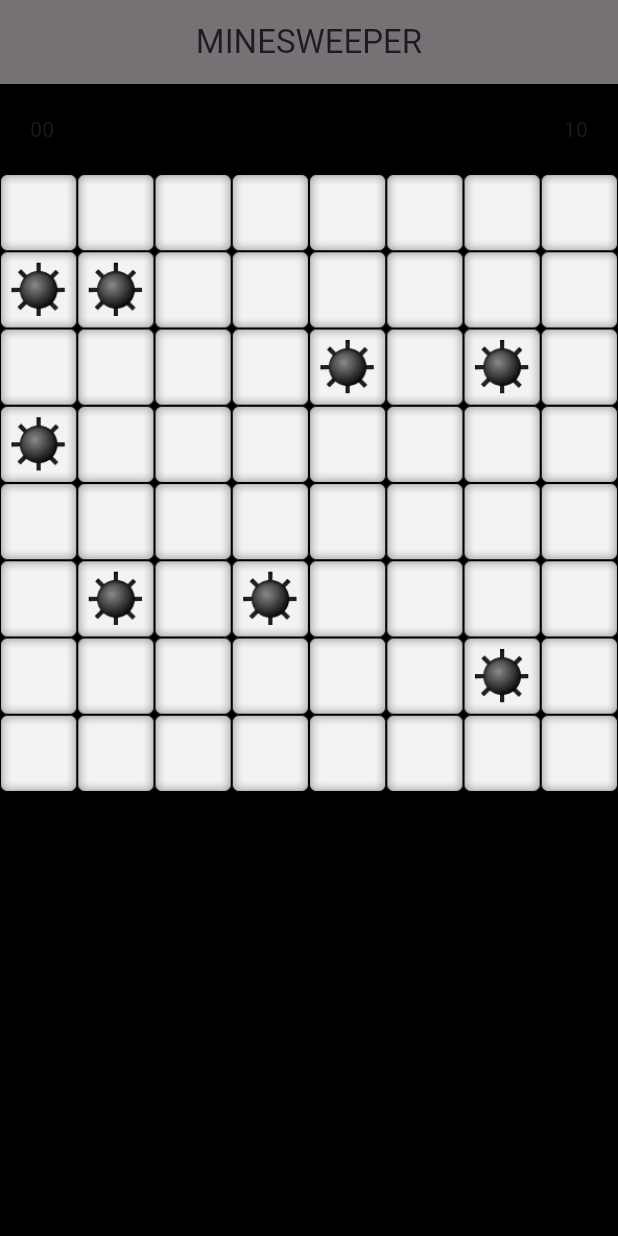
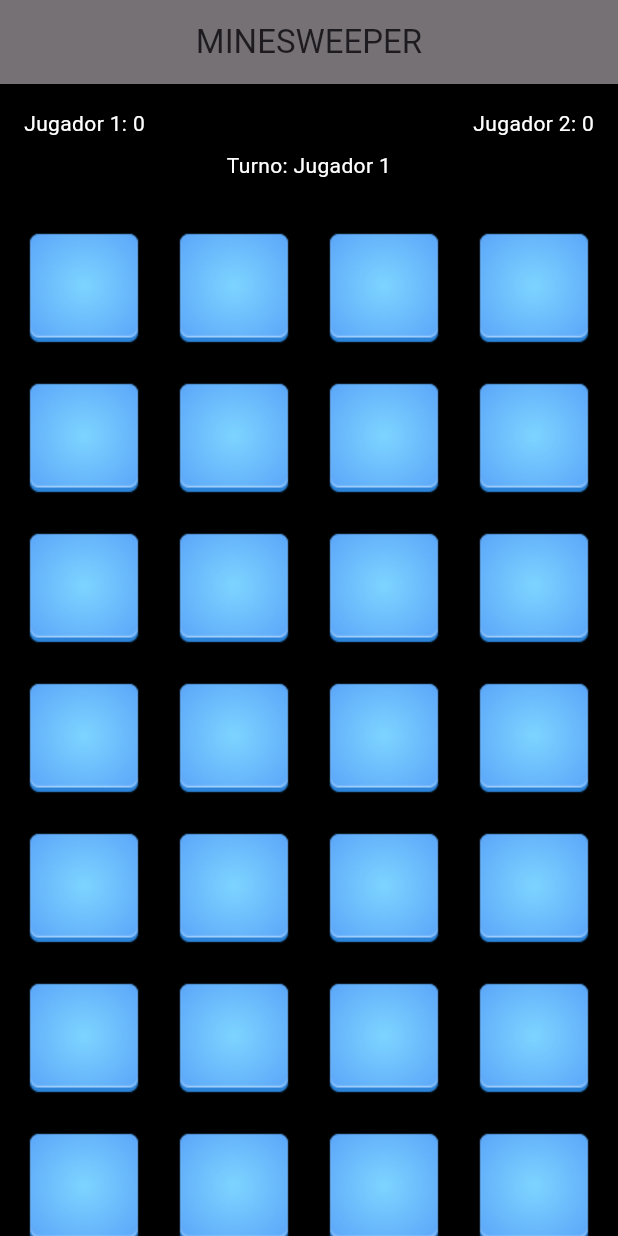
Before and after one commit to LatteMiguelangel/sweeping_mines, a Flutter app: the screen it shows after launch, on a phone screen of 412 x 824 dp. Run offline on Flutter 3.47's test engine with Material 3 defaults, Android fonts, the phone set to English and light mode, and no system bars; our stand-ins replace bloc, equatable, flutter_bloc.

Commit message:
version rara

```diff
--- a/lib/logic/bloc/game_bloc.dart
+++ b/lib/logic/bloc/game_bloc.dart
@@ -1,37 +1,162 @@
 import 'package:bloc/bloc.dart';
 import 'package:buscando_minas/logic/model.dart';
 import 'package:equatable/equatable.dart';
+
 part 'game_event.dart';
 part 'game_state.dart';
 
+List<Cell> generateBoard(GameConfiguration config) {
+  int width = config.width;
+  int height = config.height;
+  int total = width * height;
+
+  List<int> bombIndexes = List.generate(total, (i) => i)..shuffle();
+  bombIndexes = bombIndexes.sublist(0, config.numberOfBombs);
+
+  List<Cell> cells = List.generate(total, (i) {
+    return CellClosed(index: i, content: CellContent.zero);
+  });
+
+  for (var i in bombIndexes) {
+    cells[i] = CellClosed(index: i, content: CellContent.bomb);
+  }
+
+  for (int i = 0; i < total; i++) {
+    if (cells[i].content == CellContent.bomb) continue;
+
+    int bombCount = 0;
+    int x = i % width;
+    int y = i ~/ width;
+
+    for (int dx = -1; dx <= 1; dx++) {
+      for (int dy = -1; dy <= 1; dy++) {
+        if (dx == 0 && dy == 0) continue;
+        int nx = x + dx;
+        int ny = y + dy;
+        if (nx >= 0 && nx < width && ny >= 0 && ny < height) {
+          int ni = ny * width + nx;
+          if (cells[ni].content == CellContent.bomb) {
+            bombCount++;
+          }
+        }
+      }
+    }
+    cells[i] = CellClosed(
+      index: i,
+      content: CellContent.values[bombCount],
+    );
+  }
+  return cells;
+}
+
 class GameBloc extends Bloc<GameEvent, GameState> {
   final GameConfiguration configuration;
-  GameBloc(this.configuration) : super(GameInitial(configuration)){
+
+  GameBloc(this.configuration) : super(GameInitial(configuration)) {
     on<InitializeGame>((event, emit) {
-      final numberOfCells = configuration.width * configuration.height;
-      final allCellIndexes = List.generate(numberOfCells, (index) => index)..shuffle();
-      final bombIndexes = allCellIndexes.sublist(0, configuration.numberOfBombs);
+      final cells = generateBoard(configuration);
+      emit(
+        Playing(
+          configuration: configuration,
+          cells: cells,
+          currentPlayer: 0,
+          scores: [0, 0],
+        ),
+      );
+    });
 
-      final closedCellWithBomb = List.generate(numberOfCells, (index) {
-        if (bombIndexes.contains(index)) {
-          return CellOpened(content: CellContent.bomb);
-        }
-        return CellOpened(content: CellContent.zero);
-      });
+    on<TapCell>((event, emit) {
+      final state = this.state;
+      if (state is! Playing) return;
 
-      // Emitimos el nuevo estado directamente
-      emit(Playing(
-        configuration: configuration,
-        cells: closedCellWithBomb,
-      ));
+      final tappedIndex = event.index;
+      final cells = [...state.cells];
+      final tappedCell = cells[tappedIndex];
+
+      if (tappedCell is! CellClosed) return;
+
+      // Si bomba, solo abre esa celda y sigue
+      if (tappedCell.content == CellContent.bomb) {
+        cells[tappedIndex] = CellOpened(
+          index: tappedIndex,
+          content: tappedCell.content,
+        );
+        emit(
+          Playing(
+            configuration: state.gameConfiguration,
+            cells: cells,
+            currentPlayer: state.currentPlayer,
+            scores: state.scores,
+          ),
+        );
+        return;
+      }
+
+      // Revela celdas
+      _revealCellsRecursively(
+        cells,
+        tappedIndex,
+        configuration.width,
+        configuration.height,
+      );
+
+      // Cuenta nuevos puntos
+      int points = cells
+          .where((cell) =>
+              cell is CellOpened &&
+              state.cells[cell.index] is CellClosed &&
+              cell.content != CellContent.bomb)
+          .length;
+
+      final updatedScores = [...state.scores];
+      updatedScores[state.currentPlayer] += points;
+
+      // Siguiente turno
+      int nextPlayer = (state.currentPlayer + 1) % updatedScores.length;
+
+      emit(
+        Playing(
+          configuration: state.gameConfiguration,
+          cells: cells,
+          currentPlayer: nextPlayer,
+          scores: updatedScores,
+        ),
+      );
     });
   }
+
+  void _revealCellsRecursively(
+    List<Cell> cells,
+    int index,
+    int width,
+    int height,
+  ) {
+    if (index < 0 || index >= cells.length) return;
+    if (cells[index] is CellOpened) return;
+
+    final current = cells[index] as CellClosed;
+    if (current.content == CellContent.bomb) return;
+
+    cells[index] = CellOpened(
+      index: index,
+      content: current.content,
+    );
+
+    if (current.content == CellContent.zero) {
+      int x = index % width;
+      int y = index ~/ width;
+
+      for (int dx = -1; dx <= 1; dx++) {
+        for (int dy = -1; dy <= 1; dy++) {
+          if (dx == 0 && dy == 0) continue;
+          int nx = x + dx;
+          int ny = y + dy;
+          if (nx >= 0 && nx < width && ny >= 0 && ny < height) {
+            int ni = ny * width + nx;
+            _revealCellsRecursively(cells, ni, width, height);
+          }
+        }
+      }
+    }
+  }
 }
-
-
-
-// Si tienes más eventos, los registras de la misma manera:
-// on<AnotherGameEvent>((event, emit) async {
-//   // Lógica para AnotherGameEvent
-//   emit(AnotherState());
-// })
--- a/lib/logic/bloc/game_event.dart
+++ b/lib/logic/bloc/game_event.dart
@@ -10,3 +10,11 @@ abstract class GameEvent extends Equatable {
 class InitializeGame extends GameEvent {
   const InitializeGame();
 }
+
+class TapCell extends GameEvent {
+  final int index;
+  const TapCell(this.index);
+
+  @override
+  List<Object> get props => [index];
+}
--- a/lib/logic/bloc/game_state.dart
+++ b/lib/logic/bloc/game_state.dart
@@ -12,12 +12,18 @@ class GameInitial extends GameState {
   const GameInitial(super.gameConfiguration);
 }
 
-class Playing extends GameState{
+class Playing extends GameState {
   final List<Cell> cells;
+  final int currentPlayer;
+  final List<int> scores;
+
   const Playing({
     GameConfiguration? configuration,
     required this.cells,
-  }) :super(configuration);
+    required this.currentPlayer,
+    required this.scores,
+  }) : super(configuration);
+
   @override
-  List<Object?> get props => super.props..add(cells);
+  List<Object?> get props => super.props..addAll([cells, currentPlayer, scores]);
 }
--- a/lib/logic/model.dart
+++ b/lib/logic/model.dart
@@ -15,19 +15,22 @@ enum CellContent {
 
 abstract class Cell extends Equatable {
   final CellContent content;
+  final int index;
 
   const Cell({
     required this.content,
+    required this.index
   });
 
   @override
-  List<Object?> get props => [content];
+  List<Object?> get props => [index,content];
 
 }
 
 class CellClosed extends Cell{
   final bool? isFlagged;
   const CellClosed({
+    required super.index,
     required super.content,
     this.isFlagged,
   });
@@ -37,7 +40,10 @@ class CellClosed extends Cell{
 }
 
 class CellOpened extends Cell{
-  const CellOpened({required super.content});
+  const CellOpened({
+    required super.content,
+    required super.index
+    });
 }
 
 class GameConfiguration{
--- a/lib/views/cell_view.dart
+++ b/lib/views/cell_view.dart
@@ -1,6 +1,8 @@
+import 'package:buscando_minas/logic/bloc/game_bloc.dart';
 import 'package:buscando_minas/logic/model.dart';
 import 'package:flutter/material.dart';
 import 'package:buscando_minas/assets.dart';
+import 'package:flutter_bloc/flutter_bloc.dart';
 class CellView extends StatelessWidget {
   final Cell cell;
 
@@ -14,7 +16,7 @@ class CellView extends StatelessWidget {
   Widget build(BuildContext context) {
     return GestureDetector(
       // ignore: avoid_print
-      onTap: (){},
+      onTap: (){context.read<GameBloc>().add(TapCell(cell.index));},
       child: Image.asset(_imageForCell(cell)),
     );
   }
--- a/lib/views/game_screen.dart
+++ b/lib/views/game_screen.dart
@@ -6,32 +6,36 @@ import 'package:flutter_bloc/flutter_bloc.dart';
 
 class GameScreen extends StatelessWidget {
   const GameScreen({super.key});
+
   @override
   Widget build(BuildContext context) {
-    final configuration = GameConfiguration(width: 8, height: 8, numberOfBombs: 8);
+    final configuration = GameConfiguration(
+      width: 8,
+      height: 8,
+      numberOfBombs: 8,
+    );
+
     return BlocProvider(
-      create: (context) => GameBloc(configuration)..add(InitializeGame()),
+      create: (context) =>
+          GameBloc(configuration)..add(InitializeGame()),
       child: BlocBuilder<GameBloc, GameState>(
         builder: (context, state) {
           return Scaffold(
             appBar: AppBar(
               backgroundColor: Colors.black54,
-            title: Center(
-              child: Text("MINESWEEPER"),
-            )
+              title: const Center(child: Text('MINESWEEPER')),
             ),
             body: Container(
-          decoration: BoxDecoration(
+              decoration: const BoxDecoration(
                 gradient: LinearGradient(
                   begin: Alignment.topCenter,
                   end: Alignment.bottomCenter,
-                  colors: [
-                    Colors.black,
-                    Colors.black,
-                  ]
-              )
+                  colors: [Colors.black, Colors.black],
                 ),
-          child: state is Playing ? _gameContent(context, state) : _loading(),
+              ),
+              child: state is Playing
+                  ? _gameContent(state)
+                  : _loading(),
             ),
           );
         },
@@ -39,37 +43,59 @@ class GameScreen extends StatelessWidget {
     );
   }
 
-
   Widget _loading() {
-    return Center(
-      child: CircularProgressIndicator(),
-    );
+    return const Center(child: CircularProgressIndicator());
   }
 
-  Widget _gameContent(BuildContext context, Playing state) {
+  Widget _gameContent(Playing state) {
     return Column(
       children: [
         Padding(
-              padding: const EdgeInsets.all(20),
-              child: Row(
+          padding: const EdgeInsets.all(16),
+          child: Column(
+            crossAxisAlignment: CrossAxisAlignment.stretch,
             children: [
-                  Text("00"),
-                  Spacer(),
-                  Text("10")
+              Row(
+                children: [
+                  Text(
+                    'Jugador 1: ${state.scores[0]}',
+                    style: const TextStyle(color: Colors.white),
+                  ),
+                  const Spacer(),
+                  Text(
+                    'Jugador 2: ${state.scores[1]}',
+                    style: const TextStyle(color: Colors.white),
+                  ),
+                ],
+              ),
+              const SizedBox(height: 8),
+              Text(
+                'Turno: Jugador ${state.currentPlayer + 1}',
+                style: const TextStyle(color: Colors.white),
+                textAlign: TextAlign.center,
+              ),
             ],
           ),
         ),
-            GridView.builder(
-                shrinkWrap: true,
-                physics: NeverScrollableScrollPhysics(),
-                scrollDirection: Axis.vertical,
-                gridDelegate: SliverGridDelegateWithFixedCrossAxisCount(
-                    crossAxisCount: state.gameConfiguration!.width),
+
+        // Para que el GridView ocupe todo el espacio restante
+        Expanded(
+          child: GridView.builder(
+            padding: const EdgeInsets.all(8),
+            gridDelegate:
+                SliverGridDelegateWithFixedCrossAxisCount(
+              crossAxisCount: 4,
+              crossAxisSpacing: 4,
+              mainAxisSpacing: 4,
+            ),
             itemCount: state.cells.length,
             itemBuilder: (context, index) {
-                  return CellView(cell: state.cells[index]);
-                }
-            )
+              return CellView(
+                cell: state.cells[index],
+              );
+            },
+          ),
+        ),
       ],
     );
   }
```
Lines whose indentation alone changed are shown as unchanged.
